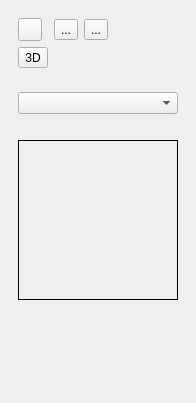
ethiago/shader-labs, file forms/TexturePropertiesView.ui: the form before one commit.
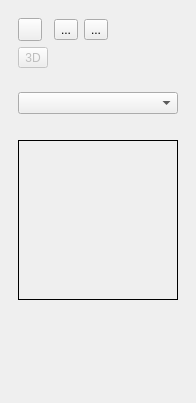
The form after the commit. Icons and pictures are not drawn.

The edit to the form file:
```diff
--- a/forms/TexturePropertiesView.ui
+++ b/forms/TexturePropertiesView.ui
@@ -81,6 +81,9 @@
        </item>
        <item row="1" column="1">
         <widget class="QToolButton" name="add3DButton">
+         <property name="enabled">
+          <bool>false</bool>
+         </property>
          <property name="text">
           <string>3D</string>
          </property>
```
